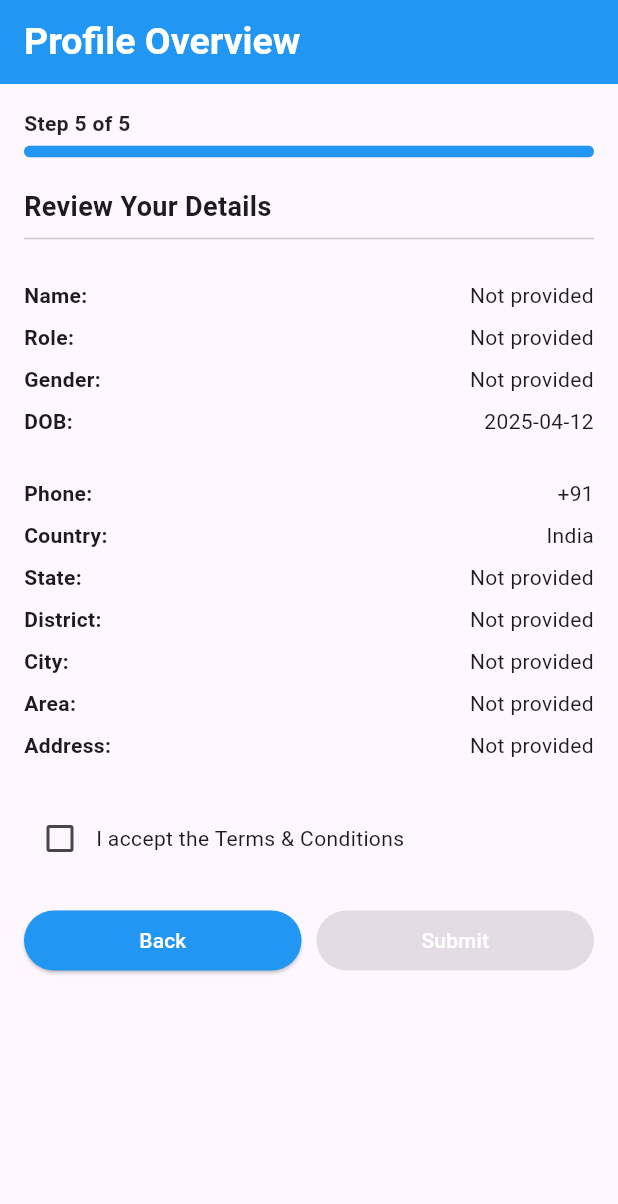
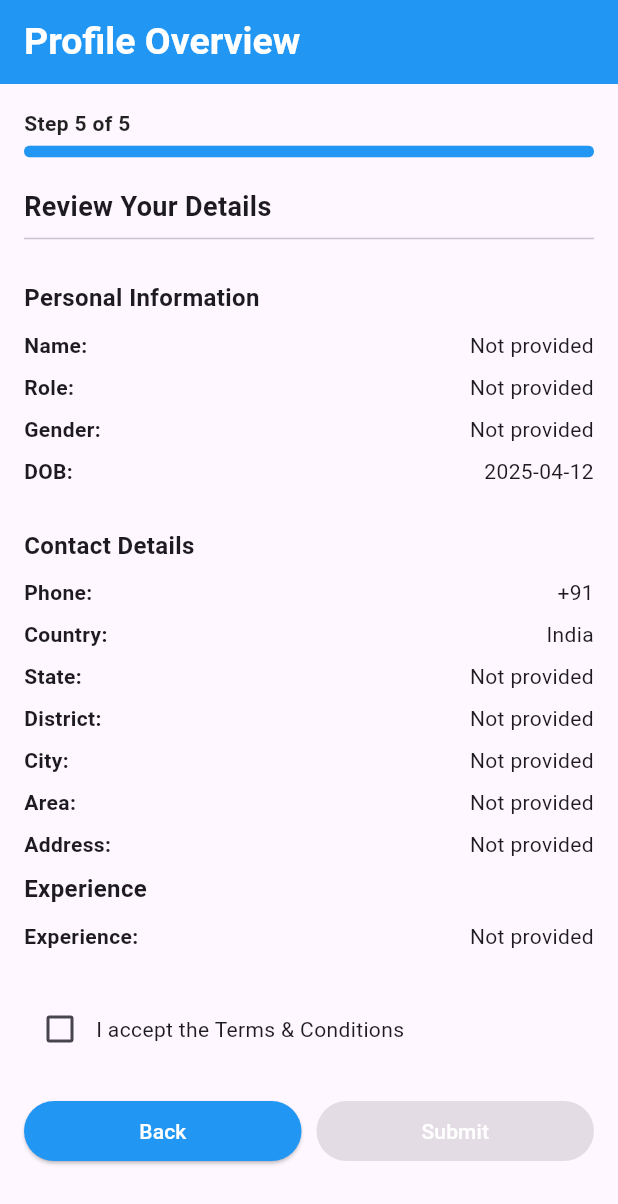
Before and after one commit to CHARLESJESU/Nivetha, a Flutter app: the Page5Summary screen opened directly with empty values, on a phone screen of 412 x 824 dp. Shown: the top 1204 px of the screen. Run offline on Flutter 3.47's test engine with Material 3 defaults, Android fonts, the phone set to English and light mode, and no system bars; our stand-ins replace cloud_firestore, firebase_auth, firebase_core, firebase_database, get, image_picker and 1 more; missing offline and left inert: country_state_city_pro; accounts and stored records are empty.

Commit message:
nk7 work completed

```diff
--- a/lib/screens/summary.dart
+++ b/lib/screens/summary.dart
@@ -114,6 +114,11 @@ class _Page5SummaryState extends State<Page5Summary> {
                 ),
               ),
             SizedBox(height: 20),
+            Text(
+              'Personal Information',
+              style: TextStyle(fontSize: 16, fontWeight: FontWeight.bold),
+            ),
+            SizedBox(height: 10),
             _buildInfoRow('Name:', widget.userData.name),
             _buildInfoRow('Role:', widget.userData.role),
             _buildInfoRow('Gender:', widget.userData.gender),
@@ -123,6 +128,11 @@ class _Page5SummaryState extends State<Page5Summary> {
                   "Not Set",
             ),
             SizedBox(height: 20),
+            Text(
+              'Contact Details',
+              style: TextStyle(fontSize: 16, fontWeight: FontWeight.bold),
+            ),
+            SizedBox(height: 10),
             _buildInfoRow('Phone:', widget.userData.phoneNumber),
             _buildInfoRow('Country:', widget.userData.country),
             _buildInfoRow('State:', widget.userData.state),
@@ -130,8 +140,13 @@ class _Page5SummaryState extends State<Page5Summary> {
             _buildInfoRow('City:', widget.userData.city),
             _buildInfoRow('Area:', widget.userData.area),
             _buildInfoRow('Address:', widget.userData.address),
-            if (widget.userData.role == 'Worker')
-              _buildInfoRow('Experience:', widget.userData.experience),
+            if (widget.userData.role == 'Worker') SizedBox(height: 20),
+            Text(
+              'Experience',
+              style: TextStyle(fontSize: 16, fontWeight: FontWeight.bold),
+            ),
+            SizedBox(height: 10),
+            _buildInfoRow('Experience:', widget.userData.experience),
             SizedBox(height: 20),
             Row(
               children: [
```
